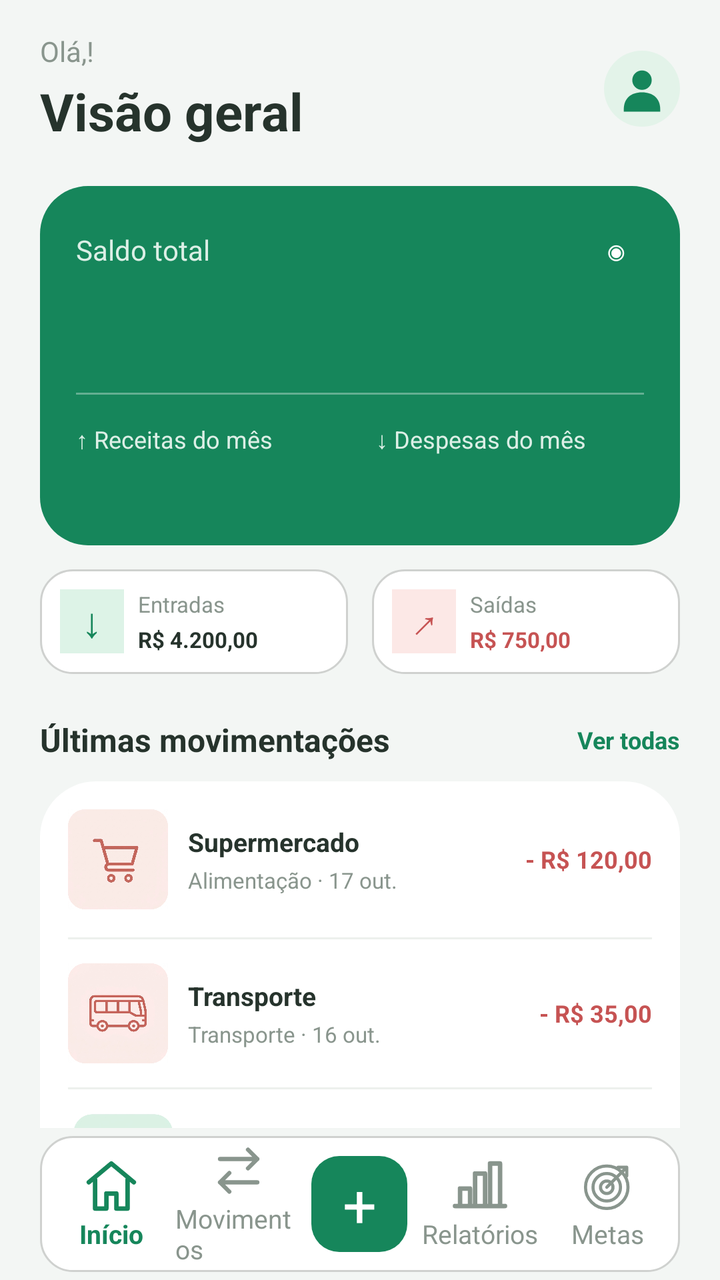
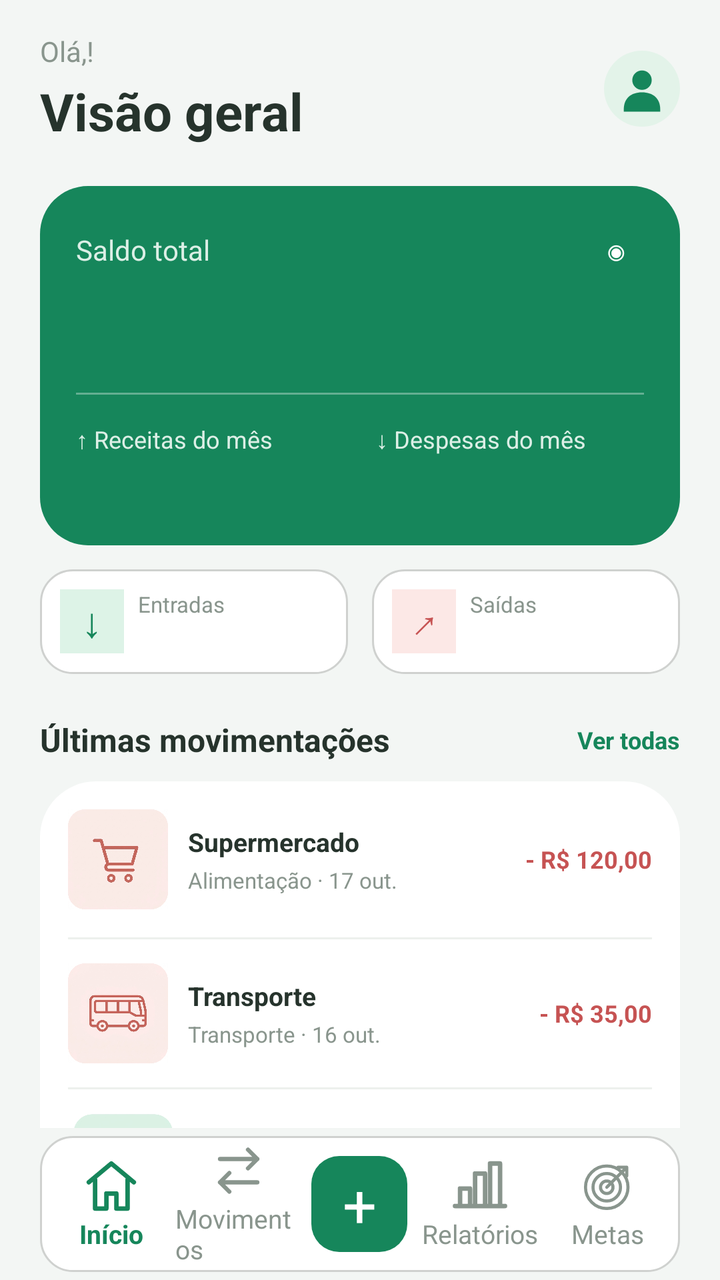

Compare the two renders of this Android layout. The source of the first and the diff that turns it into the second are given below.
<!-- AndroidManifest.xml: application theme Theme.Koin -->
<!-- res/layout/activity_menu.xml -->
<?xml version="1.0" encoding="utf-8"?>
<LinearLayout
    xmlns:android="http://schemas.android.com/apk/res/android"
    android:id="@+id/main"
    android:layout_width="match_parent"
    android:layout_height="match_parent"
    android:orientation="vertical"
    android:background="#F3F6F4"
    android:fitsSystemWindows="true">

    <ScrollView
        android:id="@+id/scrollConteudoHome"
        android:layout_width="match_parent"
        android:layout_height="0dp"
        android:layout_weight="1"
        android:fillViewport="true"
        android:scrollbars="none">

        <LinearLayout
            android:layout_width="match_parent"
            android:layout_height="wrap_content"
            android:orientation="vertical"
            android:paddingStart="20dp"
            android:paddingEnd="20dp"
            android:paddingTop="16dp"
            android:paddingBottom="16dp">

            <LinearLayout
                android:layout_width="match_parent"
                android:layout_height="wrap_content"
                android:gravity="center_vertical"
                android:orientation="horizontal">

                <LinearLayout
                    android:layout_width="0dp"
                    android:layout_height="wrap_content"
                    android:layout_weight="1"
                    android:orientation="vertical">

                    <TextView
                        android:id="@+id/tvNomeUsuario"
                        android:layout_width="wrap_content"
                        android:layout_height="wrap_content"
                        android:text="Olá,!"
                        android:textColor="#89958D"
                        android:textSize="14sp" />

                    <TextView
                        android:layout_width="wrap_content"
                        android:layout_height="wrap_content"
                        android:layout_marginTop="3dp"
                        android:text="Visão geral"
                        android:textColor="#26332C"
                        android:textSize="26sp"
                        android:textStyle="bold" />

                </LinearLayout>

                <ImageView
                    android:id="@+id/ivFotoPerfil"
                    android:layout_width="38dp"
                    android:layout_height="38dp"
                    android:layout_marginStart="5dp"
                    android:background="@drawable/icone_perfil"
                    android:contentDescription="Foto do usuário"
                    android:padding="2dp"
                    android:scaleType="centerCrop"
                    android:src="@drawable/icone_perfil" />

            </LinearLayout>

            <LinearLayout
                android:id="@+id/cardSaldo"
                android:layout_width="match_parent"
                android:layout_height="wrap_content"
                android:layout_marginTop="20dp"
                android:background="@drawable/fundo_saldo"
                android:orientation="vertical"
                android:padding="18dp">

                <LinearLayout
                    android:layout_width="match_parent"
                    android:layout_height="wrap_content"
                    android:gravity="center_vertical"
                    android:orientation="horizontal">

                    <TextView
                        android:layout_width="0dp"
                        android:layout_height="wrap_content"
                        android:layout_weight="1"
                        android:text="Saldo total"
                        android:textColor="#DCEFE6"
                        android:textSize="14sp" />

                    <TextView
                        android:id="@+id/btnVisibilidadeSaldo"
                        android:layout_width="28dp"
                        android:layout_height="28dp"
                        android:contentDescription="Visibilidade do saldo"
                        android:gravity="center"
                        android:text="◉"
                        android:textColor="#FFFFFF"
                        android:textSize="18sp" />

                </LinearLayout>

                <TextView
                    android:id="@+id/tvSaldoAtual"
                    android:layout_width="match_parent"
                    android:layout_height="wrap_content"
                    android:layout_marginTop="3dp"
                    android:textColor="#FFFFFF"
                    android:textSize="30sp"
                    android:textStyle="bold" />

                <View
                    android:layout_width="match_parent"
                    android:layout_height="1dp"
                    android:layout_marginTop="14dp"
                    android:layout_marginBottom="14dp"
                    android:background="#55FFFFFF" />

                <LinearLayout
                    android:layout_width="match_parent"
                    android:layout_height="wrap_content"
                    android:orientation="horizontal">

                    <LinearLayout
                        android:layout_width="0dp"
                        android:layout_height="wrap_content"
                        android:layout_weight="1"
                        android:orientation="vertical">

                        <TextView
                            android:layout_width="wrap_content"
                            android:layout_height="wrap_content"
                            android:text="↑ Receitas do mês"
                            android:textColor="#DCEFE6"
                            android:textSize="12sp" />

                        <TextView
                            android:id="@+id/tvReceitasMes"
                            android:layout_width="wrap_content"
                            android:layout_height="wrap_content"
                            android:layout_marginTop="5dp"
                            android:textColor="#FFFFFF"
                            android:textSize="16sp"
                            android:textStyle="bold" />

                    </LinearLayout>

                    <LinearLayout
                        android:layout_width="0dp"
                        android:layout_height="wrap_content"
                        android:layout_weight="1"
                        android:orientation="vertical"
                        android:paddingStart="8dp">

                        <TextView
                            android:layout_width="wrap_content"
                            android:layout_height="wrap_content"
                            android:text="↓ Despesas do mês"
                            android:textColor="#DCEFE6"
                            android:textSize="12sp" />

                        <TextView
                            android:id="@+id/tvDespesasMes"
                            android:layout_width="wrap_content"
                            android:layout_height="wrap_content"
                            android:layout_marginTop="5dp"
                            android:textColor="#FFFFFF"
                            android:textSize="16sp"
                            android:textStyle="bold" />

                    </LinearLayout>

                </LinearLayout>

            </LinearLayout>

            <LinearLayout
                android:layout_width="match_parent"
                android:layout_height="wrap_content"
                android:layout_marginTop="12dp"
                android:orientation="horizontal">

                <LinearLayout
                    android:layout_width="0dp"
                    android:layout_height="wrap_content"
                    android:layout_weight="1"
                    android:layout_marginEnd="6dp"
                    android:background="@drawable/barra_busca"
                    android:gravity="center_vertical"
                    android:orientation="horizontal"
                    android:padding="10dp">

                    <TextView
                        android:layout_width="32dp"
                        android:layout_height="32dp"
                        android:background="#DDF3E7"
                        android:gravity="center"
                        android:text="↓"
                        android:textColor="#16865B"
                        android:textSize="21sp" />

                    <LinearLayout
                        android:layout_width="0dp"
                        android:layout_height="wrap_content"
                        android:layout_weight="1"
                        android:layout_marginStart="7dp"
                        android:orientation="vertical">

                        <TextView
                            android:layout_width="wrap_content"
                            android:layout_height="wrap_content"
                            android:text="Entradas"
                            android:textColor="#89958D"
                            android:textSize="11sp" />

                        <TextView
                            android:layout_width="wrap_content"
                            android:layout_height="wrap_content"
                            android:layout_marginTop="3dp"
                            android:text="R$ 4.200,00"
                            android:textColor="#26332C"
                            android:textSize="11sp"
                            android:textStyle="bold" />

                    </LinearLayout>

                </LinearLayout>

                <LinearLayout
                    android:layout_width="0dp"
                    android:layout_height="wrap_content"
                    android:layout_weight="1"
                    android:layout_marginStart="6dp"
                    android:background="@drawable/barra_busca"
                    android:gravity="center_vertical"
                    android:orientation="horizontal"
                    android:padding="10dp">

                    <TextView
                        android:layout_width="32dp"
                        android:layout_height="32dp"
                        android:background="#FCE8E6"
                        android:gravity="center"
                        android:text="↗"
                        android:textColor="#C65353"
                        android:textSize="20sp" />

                    <LinearLayout
                        android:layout_width="0dp"
                        android:layout_height="wrap_content"
                        android:layout_weight="1"
                        android:layout_marginStart="7dp"
                        android:orientation="vertical">

                        <TextView
                            android:layout_width="wrap_content"
                            android:layout_height="wrap_content"
                            android:text="Saídas"
                            android:textColor="#89958D"
                            android:textSize="11sp" />

                        <TextView
                            android:layout_width="wrap_content"
                            android:layout_height="wrap_content"
                            android:layout_marginTop="3dp"
                            android:text="R$ 750,00"
                            android:textColor="#C65353"
                            android:textSize="11sp"
                            android:textStyle="bold" />

                    </LinearLayout>

                </LinearLayout>

            </LinearLayout>

            <LinearLayout
                android:layout_width="match_parent"
                android:layout_height="wrap_content"
                android:layout_marginTop="22dp"
                android:gravity="center_vertical"
                android:orientation="horizontal">

                <TextView
                    android:layout_width="0dp"
                    android:layout_height="wrap_content"
                    android:layout_weight="1"
                    android:text="Últimas movimentações"
                    android:textColor="#26332C"
                    android:textSize="16sp"
                    android:textStyle="bold" />

                <TextView
                    android:id="@+id/tvVerTodas"
                    android:layout_width="wrap_content"
                    android:layout_height="wrap_content"
                    android:text="Ver todas"
                    android:textColor="#16865B"
                    android:textSize="12sp"
                    android:textStyle="bold" />

            </LinearLayout>

            <LinearLayout
                android:layout_width="match_parent"
                android:layout_height="238dp"
                android:layout_marginTop="10dp"
                android:background="@drawable/card_koin"
                android:orientation="vertical"
                android:paddingStart="14dp"
                android:paddingEnd="14dp">

                <LinearLayout
                    android:layout_width="match_parent"
                    android:layout_height="78dp"
                    android:gravity="center_vertical"
                    android:orientation="horizontal">

                    <ImageView
                        android:id="@+id/metas"
                        android:layout_width="50dp"
                        android:layout_height="100dp"
                        android:contentDescription="Metas"
                        android:scaleType="fitCenter"
                        android:src="@drawable/mercado_gasto" />

                    <LinearLayout
                        android:layout_width="0dp"
                        android:layout_height="wrap_content"
                        android:layout_marginStart="10dp"
                        android:layout_weight="1"
                        android:orientation="vertical">

                        <TextView
                            android:layout_width="match_parent"
                            android:layout_height="wrap_content"
                            android:text="Supermercado"
                            android:textColor="#26332C"
                            android:textSize="13sp"
                            android:textStyle="bold" />

                        <TextView
                            android:layout_width="match_parent"
                            android:layout_height="wrap_content"
                            android:layout_marginTop="3dp"
                            android:text="Alimentação · 17 out."
                            android:textColor="#89958D"
                            android:textSize="11sp" />

                    </LinearLayout>

                    <TextView
                        android:id="@+id/tvValorDespesa1"
                        android:layout_width="wrap_content"
                        android:layout_height="wrap_content"
                        android:text="- R$ 120,00"
                        android:textColor="#C65353"
                        android:textSize="12sp"
                        android:textStyle="bold" />

                </LinearLayout>

                <View
                    android:layout_width="match_parent"
                    android:layout_height="1dp"
                    android:background="#EDF0ED" />

                <LinearLayout
                    android:layout_width="match_parent"
                    android:layout_height="74dp"
                    android:gravity="center_vertical"
                    android:orientation="horizontal">

                    <ImageView
                        android:id="@+id/metas"
                        android:layout_width="50dp"
                        android:layout_height="100dp"
                        android:contentDescription="Metas"
                        android:scaleType="fitCenter"
                        android:src="@drawable/transporte_gasto" />

                    <LinearLayout
                        android:layout_width="0dp"
                        android:layout_height="wrap_content"
                        android:layout_marginStart="10dp"
                        android:layout_weight="1"
                        android:orientation="vertical">

                        <TextView
                            android:layout_width="match_parent"
                            android:layout_height="wrap_content"
                            android:text="Transporte"
                            android:textColor="#26332C"
                            android:textSize="13sp"
                            android:textStyle="bold" />

                        <TextView
                            android:layout_width="match_parent"
                            android:layout_height="wrap_content"
                            android:layout_marginTop="3dp"
                            android:text="Transporte · 16 out."
                            android:textColor="#89958D"
                            android:textSize="11sp" />

                    </LinearLayout>

                    <TextView
                        android:id="@+id/tvValorDespesa2"
                        android:layout_width="wrap_content"
                        android:layout_height="wrap_content"
                        android:text="- R$ 35,00"
                        android:textColor="#C65353"
                        android:textSize="12sp"
                        android:textStyle="bold" />

                </LinearLayout>

                <View
                    android:layout_width="match_parent"
                    android:layout_height="1dp"
                    android:background="#EDF0ED" />

                <LinearLayout
                    android:layout_width="match_parent"
                    android:layout_height="74dp"
                    android:gravity="center_vertical"
                    android:orientation="horizontal">

                    <ImageView
                        android:id="@+id/metas"
                        android:layout_width="55dp"
                        android:layout_height="100dp"
                        android:contentDescription="Metas"
                        android:scaleType="fitCenter"
                        android:src="@drawable/carteira" />

                    <LinearLayout
                        android:layout_width="0dp"
                        android:layout_height="wrap_content"
                        android:layout_marginStart="10dp"
                        android:layout_weight="1"
                        android:orientation="vertical">

                        <TextView
                            android:layout_width="match_parent"
                            android:layout_height="wrap_content"
                            android:text="Salário"
                            android:textColor="#26332C"
                            android:textSize="13sp"
                            android:textStyle="bold" />

                        <TextView
                            android:layout_width="match_parent"
                            android:layout_height="wrap_content"
                            android:layout_marginTop="3dp"
                            android:text="Renda · 15 out."
                            android:textColor="#89958D"
                            android:textSize="11sp" />

                    </LinearLayout>

                    <TextView
                        android:id="@+id/tvValorReceita1"
                        android:layout_width="wrap_content"
                        android:layout_height="wrap_content"
                        android:text="+ R$ 2.100,00"
                        android:textColor="#16865B"
                        android:textSize="12sp"
                        android:textStyle="bold" />

                </LinearLayout>

            </LinearLayout>

        </LinearLayout>

    </ScrollView>

    <LinearLayout
        android:id="@+id/layoutNavegacao"
        android:layout_width="match_parent"
        android:layout_height="68dp"
        android:layout_marginStart="20dp"
        android:layout_marginEnd="20dp"
        android:layout_marginTop="4dp"
        android:layout_marginBottom="4dp"
        android:background="@drawable/barra_busca"
        android:gravity="center"
        android:orientation="horizontal"
        android:paddingStart="4dp"
        android:paddingEnd="4dp">

        <LinearLayout
            android:id="@+id/navInicio"
            android:layout_width="0dp"
            android:layout_height="match_parent"
            android:layout_weight="1"
            android:gravity="center"
            android:orientation="vertical">

            <ImageView
                android:id="@+id/metas"
                android:layout_width="30dp"
                android:layout_height="30dp"
                android:contentDescription="Metas"
                android:scaleType="fitCenter"
                android:src="@drawable/icone_inicio" />

            <TextView
                android:layout_width="wrap_content"
                android:layout_height="wrap_content"
                android:text="Início"
                android:textColor="#16865B"
                android:textSize="13sp"
                android:textStyle="bold" />

        </LinearLayout>

        <LinearLayout
            android:id="@+id/navMovimentacoes"
            android:layout_width="0dp"
            android:layout_height="match_parent"
            android:layout_weight="1"
            android:gravity="center"
            android:orientation="vertical">

            <ImageView
                android:id="@+id/metas"
                android:layout_width="28dp"
                android:layout_height="30dp"
                android:contentDescription="Metas"
                android:scaleType="fitCenter"
                android:src="@drawable/icone_movimentacao" />

            <TextView
                android:layout_width="wrap_content"
                android:layout_height="wrap_content"
                android:text="Movimentos"
                android:textColor="#89958D"
                android:textSize="13sp" />

        </LinearLayout>

        <FrameLayout
            android:layout_width="0dp"
            android:layout_height="match_parent"
            android:layout_weight="0.9">

            <TextView
                android:id="@+id/btnAdicionarMovimento"
                android:layout_width="48dp"
                android:layout_height="48dp"
                android:layout_gravity="center"
                android:background="@drawable/botao_koin"
                android:gravity="center"
                android:text="+"
                android:textColor="#FFFFFF"
                android:textSize="30sp" />

        </FrameLayout>

        <LinearLayout
            android:id="@+id/navRelatorios"
            android:layout_width="0dp"
            android:layout_height="match_parent"
            android:layout_weight="1"
            android:gravity="center"
            android:orientation="vertical">

            <ImageView
                android:id="@+id/metas"
                android:layout_width="30dp"
                android:layout_height="30dp"
                android:contentDescription="Metas"
                android:scaleType="fitCenter"
                android:src="@drawable/icone_relatorios" />

            <TextView
                android:layout_width="wrap_content"
                android:layout_height="wrap_content"
                android:text="Relatórios"
                android:textColor="#89958D"
                android:textSize="13sp" />

        </LinearLayout>

        <LinearLayout
            android:id="@+id/navMetas"
            android:layout_width="0dp"
            android:layout_height="match_parent"
            android:layout_weight="1"
            android:gravity="center"
            android:orientation="vertical">

            <ImageView
                android:id="@+id/metas"
                android:layout_width="30dp"
                android:layout_height="30dp"
                android:contentDescription="Metas"
                android:scaleType="fitCenter"
                android:src="@drawable/icone_metas" />

            <TextView
                android:layout_width="wrap_content"
                android:layout_height="wrap_content"
                android:text="Metas"
                android:textColor="#89958D"
                android:textSize="13sp" />

        </LinearLayout>

    </LinearLayout>

</LinearLayout>
<!-- resources referenced by this layout -->
<resources>
  <!-- drawable barra_busca (drawable) -->
  <?xml version="1.0" encoding="utf-8"?>
  <shape xmlns:android="http://schemas.android.com/apk/res/android"
      android:shape="rectangle">
  
      <solid android:color="#FFFFFF" />
      <corners android:radius="16dp" />
  
      <stroke
          android:width="1dp"
          android:color="#CFD1CF" />
  
  </shape>
  <!-- drawable botao_koin (drawable) -->
  <?xml version="1.0" encoding="utf-8"?>
  <shape xmlns:android="http://schemas.android.com/apk/res/android">
      <solid android:color="#16865B" />
      <corners android:radius="14dp" />
  </shape>
  <!-- drawable card_koin (drawable) -->
  <?xml version="1.0" encoding="utf-8"?>
  <shape xmlns:android="http://schemas.android.com/apk/res/android">
      <solid android:color="#FFFFFF" />
      <corners
          android:topLeftRadius="28dp"
          android:topRightRadius="28dp" />
  </shape>
  <!-- drawable fundo_saldo (drawable) -->
  <?xml version="1.0" encoding="utf-8"?>
  <shape xmlns:android="http://schemas.android.com/apk/res/android"
      android:shape="rectangle">
  
      <solid android:color="#16865B" />
  
      <corners android:radius="24dp" />
  
  </shape>
  <!-- drawable icone_inicio (drawable) -->
  <vector xmlns:android="http://schemas.android.com/apk/res/android"
      android:width="24dp"
      android:height="24dp"
      android:viewportWidth="24"
      android:viewportHeight="24">
      <path
          android:fillColor="@android:color/transparent"
          android:strokeColor="#16865B"
          android:strokeWidth="1.8"
          android:strokeLineCap="round"
          android:strokeLineJoin="round"
          android:pathData="M3,10.5 L12,3 L21,10.5 M5.5,9.5 V21 H10 V15 H14 V21 H18.5 V9.5"/>
  </vector>
  <!-- drawable icone_movimentacao (drawable) -->
  <vector xmlns:android="http://schemas.android.com/apk/res/android"
      android:width="24dp"
      android:height="24dp"
      android:viewportWidth="24"
      android:viewportHeight="24">
      <path
          android:fillColor="@android:color/transparent"
          android:strokeColor="#89958D"
          android:strokeWidth="1.8"
          android:strokeLineCap="round"
          android:strokeLineJoin="round"
          android:pathData="M4,7 H20 M16,3 L20,7 L16,11 M20,17 H4 M8,13 L4,17 L8,21"/>
  </vector>
  <!-- drawable icone_perfil (drawable) -->
  <vector xmlns:android="http://schemas.android.com/apk/res/android"
      android:width="56dp"
      android:height="56dp"
      android:viewportWidth="56"
      android:viewportHeight="56">
  
      <path
          android:fillColor="#E3F3E9"
          android:pathData="M28,0 A28,28 0,1 0,28 56 A28,28 0,1 0,28 0" />
  
      <path
          android:fillColor="#16865B"
          android:pathData="M28,13 A8,8 0,1 0,28 29 A8,8 0,1 0,28 13" />
  
      <path
          android:fillColor="#16865B"
          android:pathData="M13,45 C13,36 19,31 28,31 C37,31 43,36 43,45 L43,47 L13,47 Z" />
  
  </vector>
  <!-- drawable icone_relatorios (drawable) -->
  <vector xmlns:android="http://schemas.android.com/apk/res/android"
      android:width="24dp"
      android:height="24dp"
      android:viewportWidth="24"
      android:viewportHeight="24">
      <path
          android:fillColor="@android:color/transparent"
          android:strokeColor="#89958D"
          android:strokeWidth="1.8"
          android:strokeLineCap="round"
          android:strokeLineJoin="round"
          android:pathData="M4,20 V13 H8 V20 M10,20 V7 H14 V20 M16,20 V3 H20 V20 M2,20 H22"/>
  </vector>
  <style name="Theme.Koin" parent="Base.Theme.Koin" />
  <style name="Base.Theme.Koin" parent="Theme.Material3.DayNight.NoActionBar">
          
          
      </style>
  <!-- unchanged entries left out for length: 4 -->
</resources>

<!-- the commit's change to res/layout/activity_menu.xml (unified diff, before → after) -->
@@ -56,7 +56,7 @@
 
                 </LinearLayout>
 
-                <ImageView
+                <ImageButton
                     android:id="@+id/ivFotoPerfil"
                     android:layout_width="38dp"
                     android:layout_height="38dp"
@@ -218,10 +218,10 @@
                             android:textSize="11sp" />
 
                         <TextView
+                            android:id="@+id/tvEntradas"
                             android:layout_width="wrap_content"
                             android:layout_height="wrap_content"
                             android:layout_marginTop="3dp"
-                            android:text="R$ 4.200,00"
                             android:textColor="#26332C"
                             android:textSize="11sp"
                             android:textStyle="bold" />
@@ -264,10 +264,10 @@
                             android:textSize="11sp" />
 
                         <TextView
+                            android:id="@+id/tvSaidas"
                             android:layout_width="wrap_content"
                             android:layout_height="wrap_content"
                             android:layout_marginTop="3dp"
-                            android:text="R$ 750,00"
                             android:textColor="#C65353"
                             android:textSize="11sp"
                             android:textStyle="bold" />
